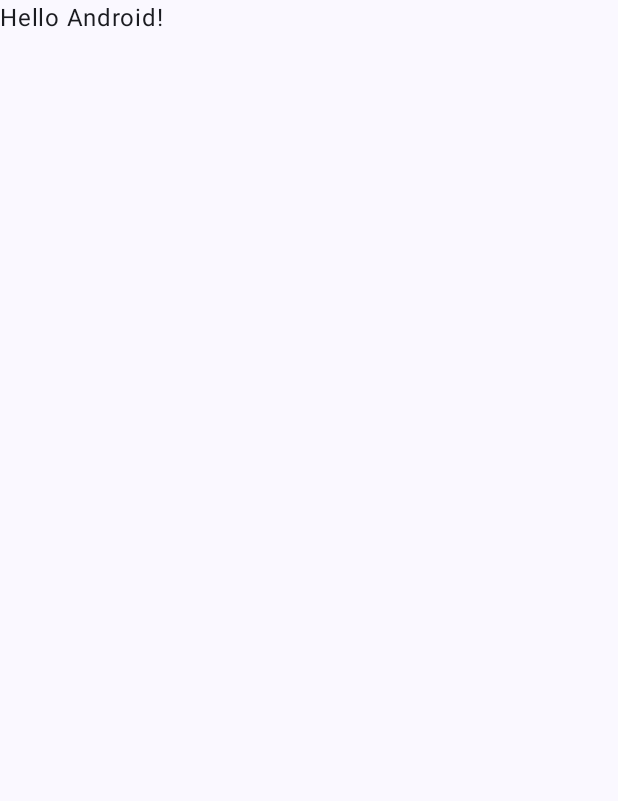
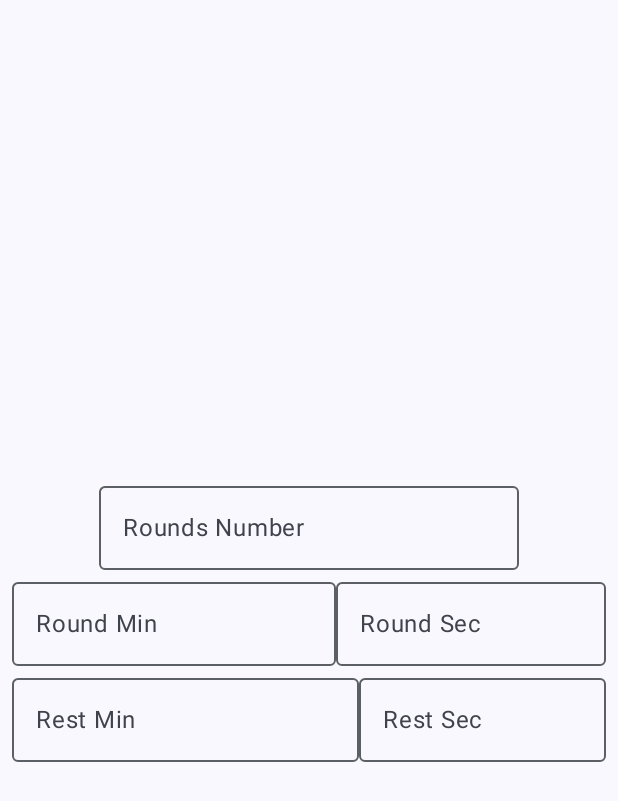
Before and after one commit to netbug94/RoundTimer, an Android app built with Jetpack Compose: the screen it shows after launch (MainActivity), on a phone screen of 412 x 824 dp. Before the commit the part shown is almost empty. Shown: the top 801 px of the screen. Run offline under Robolectric (Android 15) with nearby library versions, the light colour scheme and no system bars.

Commit message:
first_screen -> added reusable UI

```diff
--- a/app/build.gradle.kts
+++ b/app/build.gradle.kts
@@ -66,4 +66,7 @@ dependencies {
     androidTestImplementation(libs.androidx.ui.test.junit4)
     debugImplementation(libs.androidx.ui.tooling)
     debugImplementation(libs.androidx.ui.test.manifest)
+
+    //ViewModel
+    implementation(libs.androidx.lifecycle.viewmodel.compose)
 }
--- a/app/src/main/java/com/example/roundtimer/MainActivity.kt
+++ b/app/src/main/java/com/example/roundtimer/MainActivity.kt
@@ -5,12 +5,9 @@ import androidx.activity.ComponentActivity
 import androidx.activity.compose.setContent
 import androidx.activity.enableEdgeToEdge
 import androidx.compose.foundation.layout.fillMaxSize
-import androidx.compose.foundation.layout.padding
-import androidx.compose.material3.Scaffold
-import androidx.compose.material3.Text
-import androidx.compose.runtime.Composable
+import androidx.compose.material3.Surface
 import androidx.compose.ui.Modifier
-import androidx.compose.ui.tooling.preview.Preview
+import com.example.roundtimer.presentation.first_screen.FirstScreen
 import com.example.roundtimer.ui.theme.RoundTimerTheme
 
 class MainActivity : ComponentActivity() {
@@ -19,29 +16,10 @@ class MainActivity : ComponentActivity() {
         enableEdgeToEdge()
         setContent {
             RoundTimerTheme {
-                Scaffold(modifier = Modifier.fillMaxSize()) { innerPadding ->
-                    Greeting(
-                        name = "Android",
-                        modifier = Modifier.padding(innerPadding)
-                    )
+                Surface(modifier = Modifier.fillMaxSize()) {
+                    FirstScreen()
                 }
             }
         }
     }
 }
-
-@Composable
-fun Greeting(name: String, modifier: Modifier = Modifier) {
-    Text(
-        text = "Hello $name!",
-        modifier = modifier
-    )
-}
-
-@Preview(showBackground = true)
-@Composable
-fun GreetingPreview() {
-    RoundTimerTheme {
-        Greeting("Android")
-    }
-}
--- a/app/src/main/java/com/example/roundtimer/presentation/first_screen/FirstScreen.kt
+++ b/app/src/main/java/com/example/roundtimer/presentation/first_screen/FirstScreen.kt
@@ -1,13 +1,92 @@
 package com.example.roundtimer.presentation.first_screen
 
+import androidx.compose.foundation.layout.Arrangement
+import androidx.compose.foundation.layout.Column
+import androidx.compose.foundation.layout.Row
+import androidx.compose.foundation.layout.fillMaxSize
+import androidx.compose.foundation.layout.fillMaxWidth
+import androidx.compose.foundation.layout.padding
 import androidx.compose.runtime.Composable
+import androidx.compose.runtime.getValue
+import androidx.compose.ui.Alignment
+import androidx.compose.ui.Modifier
+import androidx.compose.ui.unit.dp
+import androidx.lifecycle.viewmodel.compose.viewModel
 
 @Composable
 internal fun FirstScreen() {
+    val workoutInputVM: WorkoutInputViewModel = viewModel()
+    val workoutInput by workoutInputVM.workoutInput
 
+    FirstScreenContent(
+        workoutInput = workoutInput,
+        onInputChange = { newInput -> workoutInputVM.updateWorkoutInput(newInput) }
+    )
 }
 
 @Composable
-fun FirstScreenContent() {
+fun FirstScreenContent(
+    workoutInput: WorkoutInput,
+    onInputChange: (WorkoutInput) -> Unit
+) {
+    Column(modifier = Modifier.fillMaxSize(),
+        verticalArrangement = Arrangement.Center,
+        horizontalAlignment = Alignment.CenterHorizontally) {
+        Row (
+            verticalAlignment = Alignment.CenterVertically,
+            horizontalArrangement = Arrangement.Center,
+            modifier = Modifier.fillMaxWidth()
+        ) {
+            InputOutlinedTextField(
+                value = workoutInput.roundNumber,
+                onValueChange = { newRoundNumber ->
+                    onInputChange(workoutInput.copy(roundNumber = newRoundNumber))
+                },
+                label = "Rounds Number"
+            )
+        }
+        Row (
+            verticalAlignment = Alignment.CenterVertically,
+            horizontalArrangement = Arrangement.Center,
+            modifier = Modifier.fillMaxWidth().padding(horizontal = 8.dp)
+        ) {
+            InputOutlinedTextField(modifier = Modifier.weight(1.2f),
+                value = workoutInput.roundMinutes,
+                onValueChange = { newRoundMinutes ->
+                    onInputChange(workoutInput.copy(roundMinutes = newRoundMinutes))
+                },
+                label = "Round Min"
+            )
 
+            InputOutlinedTextField(modifier = Modifier.weight(1f),
+                value = workoutInput.roundNumber,
+                onValueChange = { newRoundNumber ->
+                    onInputChange(workoutInput.copy(roundNumber = newRoundNumber))
+                },
+                label = "Round Sec"
+
+            )
+        }
+        Row (
+            verticalAlignment = Alignment.CenterVertically,
+            horizontalArrangement = Arrangement.Center,
+            modifier = Modifier.fillMaxWidth().padding(horizontal = 8.dp)
+        ) {
+            InputOutlinedTextField(modifier = Modifier.weight(1.4f),
+                value = workoutInput.roundNumber,
+                onValueChange = { newRoundNumber ->
+                    onInputChange(workoutInput.copy(roundNumber = newRoundNumber))
+                },
+                label = "Rest Min"
+            )
+
+            InputOutlinedTextField(modifier = Modifier.weight(1f),
+                value = workoutInput.roundNumber,
+                onValueChange = { newRoundNumber ->
+                    onInputChange(workoutInput.copy(roundNumber = newRoundNumber))
+                },
+                label = "Rest Sec"
+            )
+        }
+    }
 }
--- /dev/null
+++ b/app/src/main/java/com/example/roundtimer/presentation/first_screen/InputOutlinedTextField.kt
@@ -0,0 +1,28 @@
+package com.example.roundtimer.presentation.first_screen
+
+import androidx.compose.foundation.text.KeyboardOptions
+import androidx.compose.material3.OutlinedTextField
+import androidx.compose.material3.Text
+import androidx.compose.runtime.Composable
+import androidx.compose.ui.Modifier
+import androidx.compose.ui.text.input.KeyboardType
+
+@Composable
+fun InputOutlinedTextField(
+    label: String,
+    value: Int?,
+    onValueChange: (Int) -> Unit,
+    modifier: Modifier = Modifier
+) {
+    OutlinedTextField(
+        value = if (value == 0) "" else value.toString(),
+        onValueChange = { newValue ->
+            val intValue = newValue.toIntOrNull() ?: 0
+            onValueChange(intValue)
+        },
+        label = { Text(label) },
+        keyboardOptions = KeyboardOptions(keyboardType = KeyboardType.Number),
+        singleLine = true,
+        modifier = modifier
+    )
+}
--- a/app/src/main/java/com/example/roundtimer/presentation/first_screen/WorkoutInput.kt
+++ b/app/src/main/java/com/example/roundtimer/presentation/first_screen/WorkoutInput.kt
@@ -1,9 +1,9 @@
 package com.example.roundtimer.presentation.first_screen
 
 data class WorkoutInput(
-    val roundNumber: Int,
-    val roundMinutes: Int,
-    val roundSeconds: Int,
-    val restMinutes: Int,
-    val restSeconds: Int
+    val roundNumber: Int? = null,
+    val roundMinutes: Int? = null,
+    val roundSeconds: Int? = null,
+    val restMinutes: Int? = null,
+    val restSeconds: Int? = null
 )
--- a/app/src/main/java/com/example/roundtimer/presentation/first_screen/WorkoutInputViewModel.kt
+++ b/app/src/main/java/com/example/roundtimer/presentation/first_screen/WorkoutInputViewModel.kt
@@ -5,7 +5,7 @@ import androidx.compose.runtime.mutableStateOf
 import androidx.lifecycle.ViewModel
 
 class WorkoutInputViewModel : ViewModel() {
-    private var _workoutInput = mutableStateOf(WorkoutInput(1, 0, 0, 0, 0))
+    private var _workoutInput = mutableStateOf(WorkoutInput(0, 0, 0, 0, 0))
     val workoutInput: State<WorkoutInput> = _workoutInput
 
     fun updateWorkoutInput(newInput: WorkoutInput) {
```
